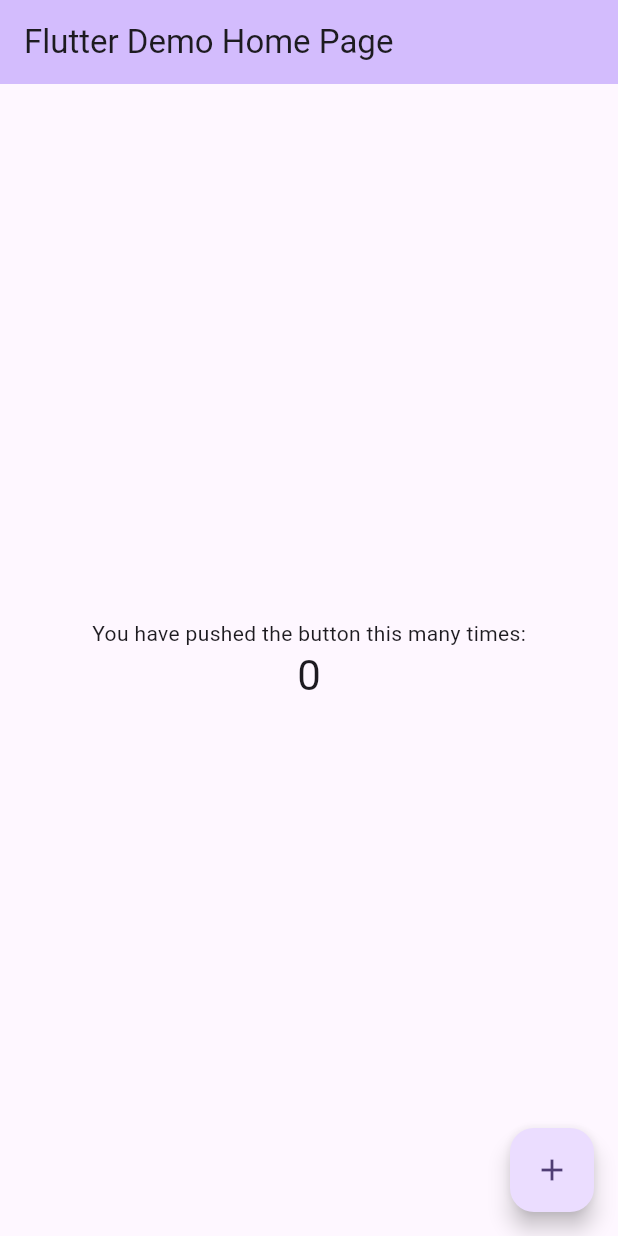
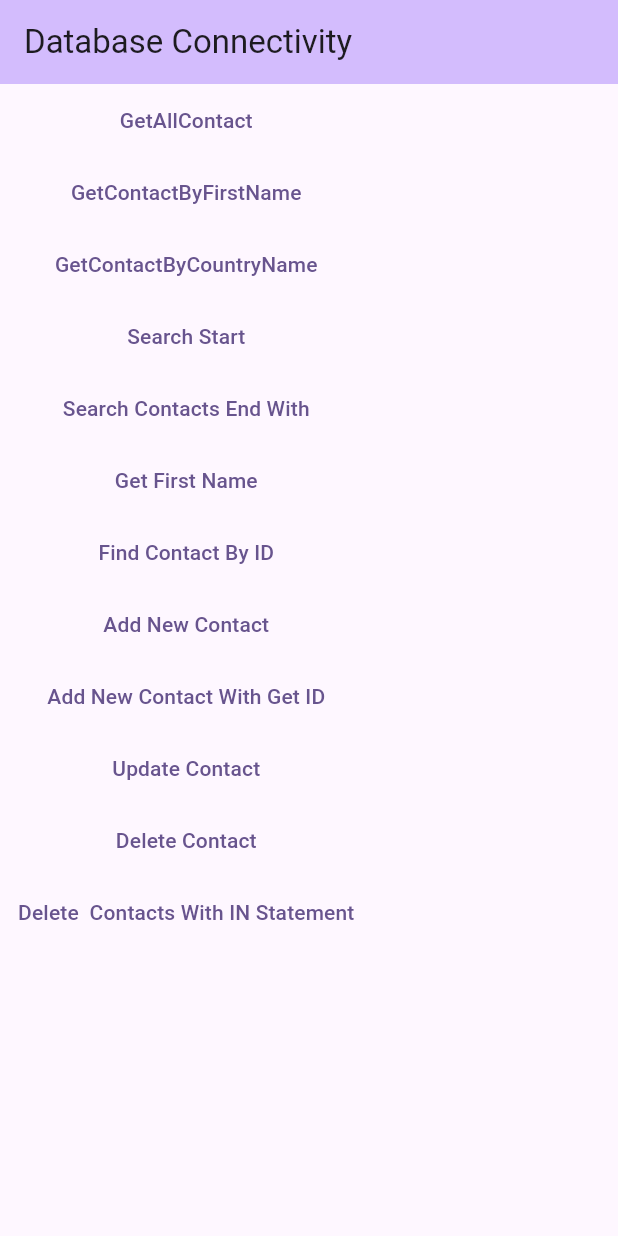
Before and after one commit to engIbrahemQruea/Backend-Database-Architecture, a Flutter app: the screen it shows after launch, on a phone screen of 412 x 824 dp. Run offline on Flutter 3.47's test engine with Material 3 defaults, Android fonts, the phone set to English and light mode, and no system bars; our stand-ins replace sqflite, sqflite_common_ffi; accounts and stored records are empty.

Commit message:
add: end of  CRUD operation on database

```diff
--- /dev/null
+++ b/database_connectivity/lib/app.dart
@@ -0,0 +1,179 @@
+import 'package:database_connectivity/data_access/database_service.dart';
+import 'package:database_connectivity/models/contact_model.dart';
+import 'package:flutter/material.dart';
+
+class App extends StatelessWidget {
+  const App({super.key});
+
+  @override
+  Widget build(BuildContext context) {
+    return MaterialApp(
+      title: 'Flutter Demo',
+      theme: ThemeData(colorScheme: .fromSeed(seedColor: Colors.deepPurple)),
+      home: const MyHomePage(),
+    );
+  }
+}
+
+class MyHomePage extends StatelessWidget {
+  const MyHomePage({super.key});
+
+  @override
+  Widget build(BuildContext context) {
+    return Scaffold(
+      appBar: AppBar(
+        backgroundColor: Theme.of(context).colorScheme.inversePrimary,
+        title: Text('Database Connectivity'),
+      ),
+      body: Column(
+        children: [
+          TextButton(
+            onPressed: () async {
+              print(' Button Clicked');
+              await ContactDatabaseService().printAllContacts();
+            },
+            child: Text('GetAllContact'),
+          ),
+
+          TextButton(
+            onPressed: () async {
+              print(' Button Clicked');
+              await ContactDatabaseService().printAllContactsWithFirstName(
+                'Jane',
+              );
+            },
+            child: Text('GetContactByFirstName'),
+          ),
+          TextButton(
+            onPressed: () async {
+              print(' Button Clicked');
+              await ContactDatabaseService()
+                  .printAllContactsWithFirstNameAndCountry('jane', 1);
+            },
+            child: Text('GetContactByCountryName'),
+          ),
+          TextButton(
+            onPressed: () async {
+              await ContactDatabaseService().searchContactsStartWith(
+                searchLetter: 'j',
+              );
+            },
+            child: Text('Search Start'),
+          ),
+          TextButton(
+            onPressed: () async {
+              print(' Button Clicked');
+              await ContactDatabaseService().searchContactsEndWith(
+                searchLetter: 'e',
+              );
+            },
+            child: Text('Search Contacts End With'),
+          ),
+          TextButton(
+            onPressed: () async {
+              print(' Button Clicked');
+              final firstName = await ContactDatabaseService().getFirstName(
+                contactId: 2,
+              );
+              print('First Name: $firstName');
+            },
+            child: Text('Get First Name'),
+          ),
+
+          TextButton(
+            onPressed: () async {
+              print(' Button Clicked');
+              final contact = await ContactDatabaseService().findContactById(
+                contactId: 2,
+              );
+              if (contact != null) {
+                print(
+                  'Contact Found: ${contact.firstName} ${contact.lastName}',
+                );
+              } else {
+                print('No contact found with the given ID.');
+              }
+            },
+            child: Text('Find Contact By ID'),
+          ),
+          TextButton(
+            onPressed: () async {
+              print(' Button Clicked');
+              final result = await ContactDatabaseService().addNewContact(
+                ContactModel(
+                  firstName: 'Ahmed',
+                  lastName: 'Ali',
+                  email: 'ahmed.ali@example.com',
+                  phone: '1234567890',
+                  address: '123 Main St',
+                  dateOfBirth: '1990-01-01T00:00:00.000',
+                  countryId: 1,
+                  imagePath: 'path/to/image.jpg',
+                ),
+              );
+              print('Contact added: $result');
+            },
+            child: Text('Add New Contact'),
+          ),
+          TextButton(
+            onPressed: () async {
+              print(' Button Clicked');
+              final result = await ContactDatabaseService()
+                  .addNewContactAndGetID(
+                    ContactModel(
+                      firstName: 'ali',
+                      lastName: 'Smith',
+                      email: 'ali.smith@example.com',
+                      phone: '9876543210',
+                      address: '456 Elm St',
+                      dateOfBirth: '1992-02-02T00:00:00.000',
+                      countryId: 4,
+                      imagePath: 'path/to/image.jpg',
+                    ),
+                  );
+              print('Contact added with ID: $result');
+            },
+            child: Text('Add New Contact With Get ID'),
+          ),
+          TextButton(
+            onPressed: () async {
+              print(' Button Clicked');
+              final result = await ContactDatabaseService().updateContact(
+                ContactModel(
+                  firstName: 'Ibrahim',
+                  lastName: 'Smith',
+                  email: 'heba.smith@example.com',
+                  phone: '9876543210',
+                  address: '456 Elm St',
+                  dateOfBirth: '1992-02-02T00:00:00.000',
+                  countryId: 2,
+                  imagePath: 'path/to/image.jpg',
+                ),
+                9,
+              );
+              print('Contact updated: $result');
+            },
+            child: Text('Update Contact'),
+          ),
+          TextButton(
+            onPressed: () async {
+              print(' Button Clicked');
+              final result = await ContactDatabaseService().deleteContact(8);
+              print('Contact deleted: $result');
+            },
+            child: Text('Delete Contact'),
+          ),
+          TextButton(
+            onPressed: () async {
+              print(' Button Clicked');
+              final result = await ContactDatabaseService()
+                  .deleteContactsWithInStatement([3, 4, 5]);
+              print('All contacts deleted: $result');
+            },
+            child: Text('Delete  Contacts With IN Statement'),
+          ),
+        ],
+      ),
+    );
+  }
+}
--- a/database_connectivity/lib/main.dart
+++ b/database_connectivity/lib/main.dart
@@ -1,122 +1,62 @@
+import 'dart:io';
+
+import 'package:database_connectivity/app.dart';
+import 'package:database_connectivity/data_access/database_service.dart';
 import 'package:flutter/material.dart';
+import 'package:sqflite_common_ffi/sqflite_ffi.dart';
 
-void main() {
-  runApp(const MyApp());
+void main() async {
+  WidgetsFlutterBinding.ensureInitialized();
+
+  if (Platform.isWindows || Platform.isLinux || Platform.isMacOS) {
+    sqfliteFfiInit();
+    databaseFactory = databaseFactoryFfi;
+  }
+
+  print('SQLite Ready');
+
+  //await ContactDatabaseService().deleteMyDatabase();
+
+  await ContactDatabaseService().getDatabase;
+  print('Database Initialized');
+  runApp(const App());
 }
 
-class MyApp extends StatelessWidget {
-  const MyApp({super.key});
+// Future<bool> deleteContactsWithInStatment(String countrysID) async {
+//   try {
+//     final db = await getDatabase;
+//     final batch = db.batch();
+//     batch.delete('Contacts', where: 'CountryID IN ($countrysID)');
+//     await batch.commit();
+//     print("✅ Records deleted successfully for CountryIDs: $countrysID");
+//     return true;
+//   } catch (e) {
+//     print("❌ Error: ${e.toString()}");
+//     return false;
+//   }
+// }
 
-  // This widget is the root of your application.
-  @override
-  Widget build(BuildContext context) {
-    return MaterialApp(
-      title: 'Flutter Demo',
-      theme: ThemeData(
-        // This is the theme of your application.
-        //
-        // TRY THIS: Try running your application with "flutter run". You'll see
-        // the application has a purple toolbar. Then, without quitting the app,
-        // try changing the seedColor in the colorScheme below to Colors.green
-        // and then invoke "hot reload" (save your changes or press the "hot
-        // reload" button in a Flutter-supported IDE, or press "r" if you used
-        // the command line to start the app).
-        //
-        // Notice that the counter didn't reset back to zero; the application
-        // state is not lost during the reload. To reset the state, use hot
-        // restart instead.
-        //
-        // This works for code too, not just values: Most code changes can be
-        // tested with just a hot reload.
-        colorScheme: .fromSeed(seedColor: Colors.deepPurple),
-      ),
-      home: const MyHomePage(title: 'Flutter Demo Home Page'),
-    );
-  }
-}
+// Future<bool> deleteContactsWithInStatement(List<int> countryIds) async {
+//   try {
+//     final db = await getDatabase;
 
-class MyHomePage extends StatefulWidget {
-  const MyHomePage({super.key, required this.title});
+//     String placeholders = List.filled(countryIds.length, '?').join(', ');
 
-  // This widget is the home page of your application. It is stateful, meaning
-  // that it has a State object (defined below) that contains fields that affect
-  // how it looks.
+//     int rowsAffected = await db.delete(
+//       'Contacts',
+//       where: 'CountryID IN ($placeholders)',
+//       whereArgs: countryIds,
+//     );
 
-  // This class is the configuration for the state. It holds the values (in this
-  // case the title) provided by the parent (in this case the App widget) and
-  // used by the build method of the State. Fields in a Widget subclass are
-  // always marked "final".
-
-  final String title;
-
-  @override
-  State<MyHomePage> createState() => _MyHomePageState();
-}
-
-class _MyHomePageState extends State<MyHomePage> {
-  int _counter = 0;
-
-  void _incrementCounter() {
-    setState(() {
-      // This call to setState tells the Flutter framework that something has
-      // changed in this State, which causes it to rerun the build method below
-      // so that the display can reflect the updated values. If we changed
-      // _counter without calling setState(), then the build method would not be
-      // called again, and so nothing would appear to happen.
-      _counter++;
-    });
-  }
-
-  @override
-  Widget build(BuildContext context) {
-    // This method is rerun every time setState is called, for instance as done
-    // by the _incrementCounter method above.
-    //
-    // The Flutter framework has been optimized to make rerunning build methods
-    // fast, so that you can just rebuild anything that needs updating rather
-    // than having to individually change instances of widgets.
-    return Scaffold(
-      appBar: AppBar(
-        // TRY THIS: Try changing the color here to a specific color (to
-        // Colors.amber, perhaps?) and trigger a hot reload to see the AppBar
-        // change color while the other colors stay the same.
-        backgroundColor: Theme.of(context).colorScheme.inversePrimary,
-        // Here we take the value from the MyHomePage object that was created by
-        // the App.build method, and use it to set our appbar title.
-        title: Text(widget.title),
-      ),
-      body: Center(
-        // Center is a layout widget. It takes a single child and positions it
-        // in the middle of the parent.
-        child: Column(
-          // Column is also a layout widget. It takes a list of children and
-          // arranges them vertically. By default, it sizes itself to fit its
-          // children horizontally, and tries to be as tall as its parent.
-          //
-          // Column has various properties to control how it sizes itself and
-          // how it positions its children. Here we use mainAxisAlignment to
-          // center the children vertically; the main axis here is the vertical
-          // axis because Columns are vertical (the cross axis would be
-          // horizontal).
-          //
-          // TRY THIS: Invoke "debug painting" (choose the "Toggle Debug Paint"
-          // action in the IDE, or press "p" in the console), to see the
-          // wireframe for each widget.
-          mainAxisAlignment: .center,
-          children: [
-            const Text('You have pushed the button this many times:'),
-            Text(
-              '$_counter',
-              style: Theme.of(context).textTheme.headlineMedium,
-            ),
-          ],
-        ),
-      ),
-      floatingActionButton: FloatingActionButton(
-        onPressed: _incrementCounter,
-        tooltip: 'Increment',
-        child: const Icon(Icons.add),
-      ),
-    );
-  }
-}
+//     if (rowsAffected > 0) {
+//       print("✅ Records deleted successfully. Rows affected: $rowsAffected");
+//       return true;
+//     } else {
+//       print("⚠️ No records found to delete.");
+//       return false;
+//     }
+//   } catch (e) {
+//     print("❌ Error: ${e.toString()}");
+//     return false;
+//   }
+// }
--- /dev/null
+++ b/database_connectivity/lib/models/contact_model.dart
@@ -0,0 +1,54 @@
+class ContactModel {
+  final int? id;
+  final String firstName;
+  final String lastName;
+  final String email;
+  final String phone;
+  final String address;
+  final String? dateOfBirth;
+  final int countryId;
+  final String? imagePath;
+
+  ContactModel({
+    this.id,
+    required this.firstName,
+    required this.lastName,
+    required this.email,
+    required this.phone,
+    required this.address,
+    required this.countryId,
+    this.dateOfBirth,
+    this.imagePath,
+    s,
+  });
+
+  factory ContactModel.toMap(ContactModel contact) {
+    return ContactModel(
+      id: contact.id,
+      firstName: contact.firstName,
+      lastName: contact.lastName,
+      email: contact.email,
+      phone: contact.phone,
+      address: contact.address,
+      dateOfBirth: contact.dateOfBirth,
+      countryId: contact.countryId,
+      imagePath: contact.imagePath,
+    );
+  }
+
+  // Mapper لتحويل البيانات القادمة من قاعدة البيانات (Map) إلى كائن (Object)
+  // يشبه عملية القراءة من الـ Reader في ADO.NET
+  factory ContactModel.fromMap(Map<String, dynamic> map) {
+    return ContactModel(
+      id: map['ContactID'] as int,
+      firstName: map['FirstName'] as String,
+      lastName: map['LastName'] as String,
+      email: map['Email'] as String,
+      phone: map['Phone'] as String,
+      address: map['Address'] as String,
+      dateOfBirth: map['DateOfBirth'] as String?,
+      countryId: map['CountryID'] as int,
+      imagePath: map['ImagePath'] as String?,
+    );
+  }
+}
```
Also changed, not shown: 1 other file.
